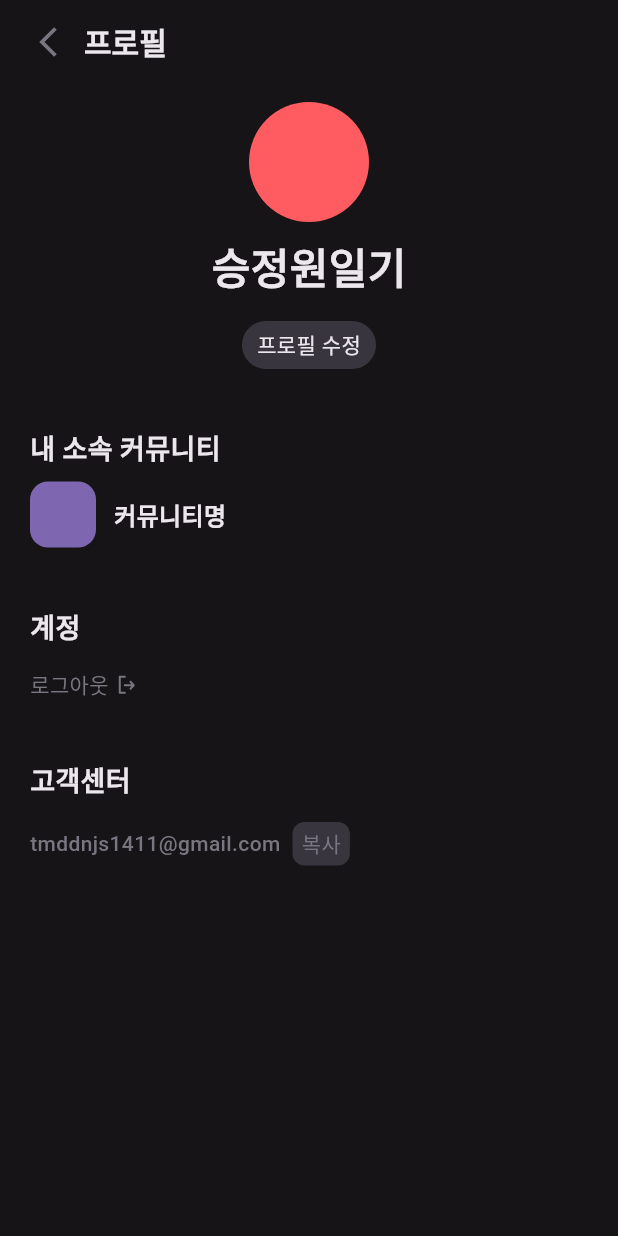
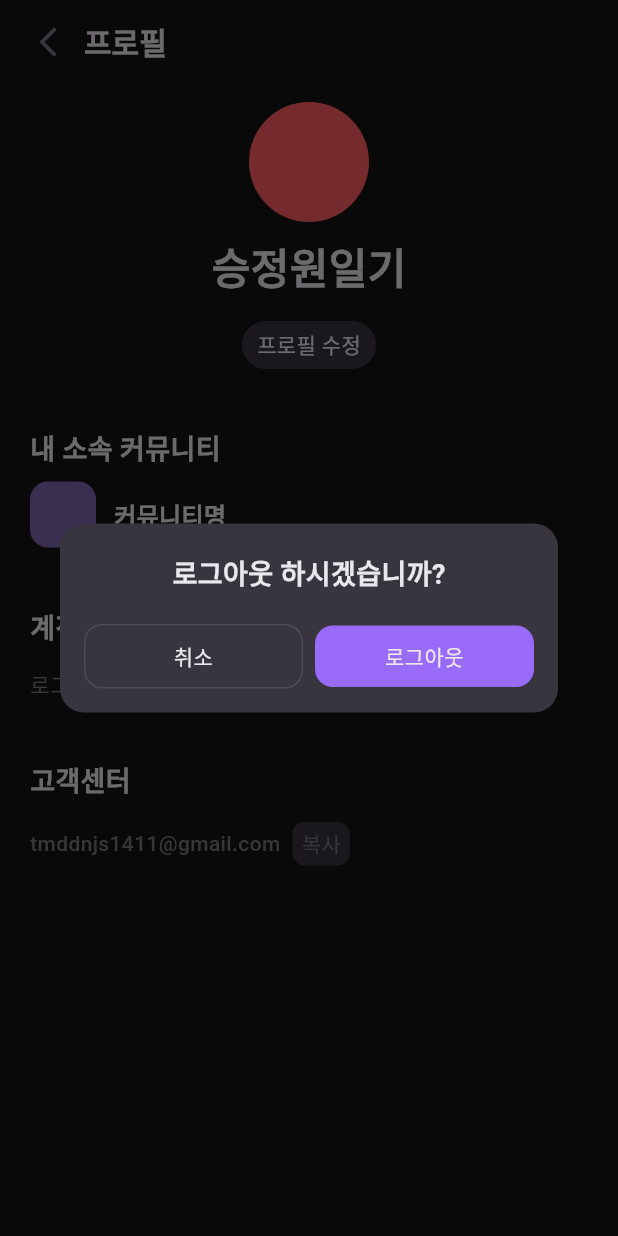
Before and after one commit to Debate-Season/DebateSeason_Frontend_V1, a Flutter app: the ProfileScreen screen opened by its route, after a tap on "로그아웃", on a phone screen of 412 x 824 dp. Run offline on Flutter 3.47's test engine with Material 3 defaults, Android fonts, the phone set to English and light mode, and no system bars; our stand-ins replace firebase_core, flutter_dotenv, flutter_secure_storage, flutter_svg, get, logger and 1 more; missing offline and left inert: kakao_flutter_sdk_user, stomp_dart_client; accounts and stored records are empty; Roboto replaces fonts that are missing (Pretendard).

Commit message:
feat #36 profiel logout 다이얼로그

```diff
--- a/lib/features/profile/presentation/views/profile_screen.dart
+++ b/lib/features/profile/presentation/views/profile_screen.dart
@@ -4,12 +4,13 @@ import 'package:debateseason_frontend_v1/core/constants/gaps.dart';
 import 'package:debateseason_frontend_v1/core/constants/text_style.dart';
 import 'package:debateseason_frontend_v1/features/profile/presentation/view_models/profile_view_model.dart';
 import 'package:debateseason_frontend_v1/widgets/de_app_bar.dart';
+import 'package:debateseason_frontend_v1/widgets/de_dialog.dart';
 import 'package:debateseason_frontend_v1/widgets/de_gesture_detector.dart';
 import 'package:debateseason_frontend_v1/widgets/de_scaffold.dart';
 import 'package:debateseason_frontend_v1/widgets/de_text.dart';
 import 'package:flutter/material.dart';
 import 'package:flutter_svg/flutter_svg.dart';
-import 'package:get/get_state_manager/src/simple/get_view.dart';
+import 'package:get/get.dart';
 
 class ProfileScreen extends GetView<ProfileViewModel> {
   const ProfileScreen({super.key});
@@ -127,7 +128,13 @@ class ProfileScreen extends GetView<ProfileViewModel> {
         Gaps.v16,
         DeGestureDetector(
           onTap: () {
-            // todo 로그아웃
+            DeDialog(
+              '로그아웃 하시겠습니까?',
+              doneText: '로그아웃',
+              onTapDone: () {
+                // todo 로그아웃
+              },
+            );
           },
           child: Row(
             children: [
```
